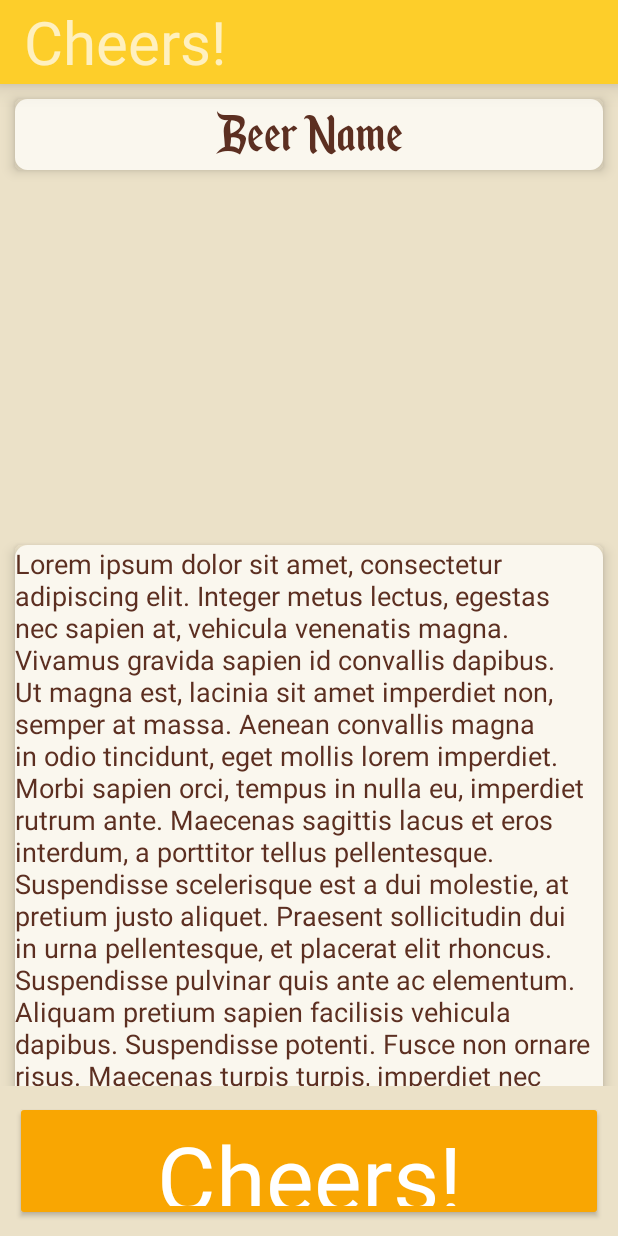
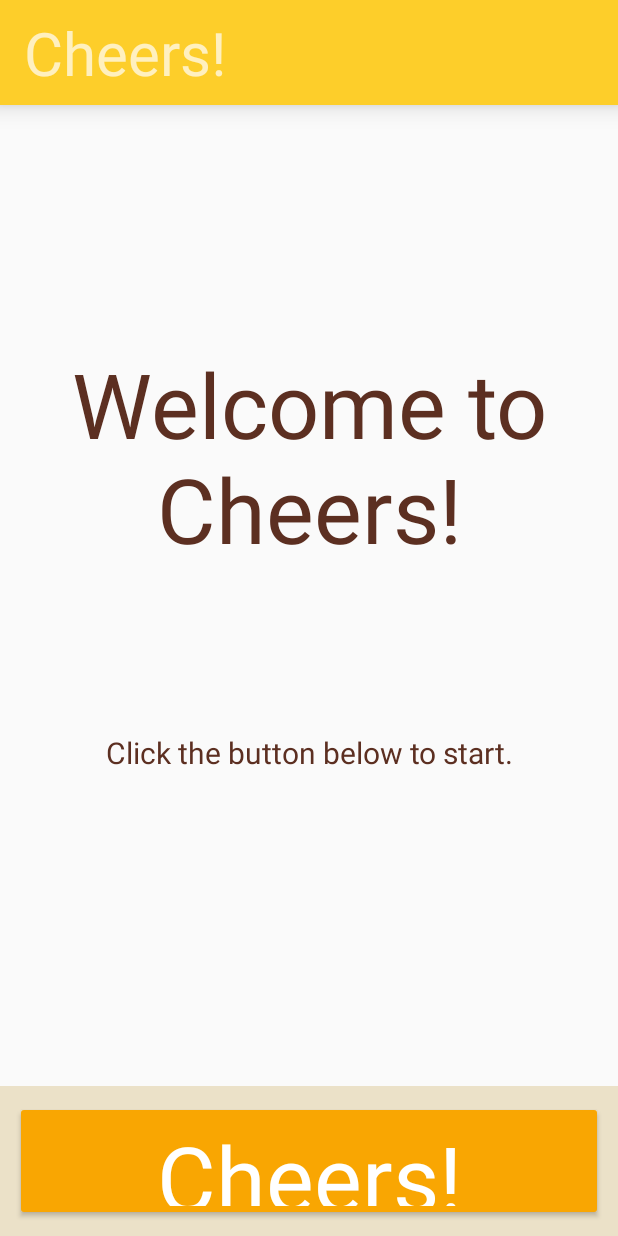
Before and after one commit to pajaritj/Cheers, an Android app: the screen it shows after launch (MainActivity), on a phone screen of 412 x 824 dp. Run offline under Robolectric (Android 15) with nearby library versions, the phone set to English and light mode, and no system bars; our stand-ins replace Picasso; pictures from the network do not load; 2 statements that could not run were skipped.

Commit message:
Layout Change

```diff
--- a/app/src/main/res/layout/activity_main.xml
+++ b/app/src/main/res/layout/activity_main.xml
@@ -7,7 +7,52 @@
     tools:context="cheers.pajaritj.cheers.MainActivity">
     <include
         android:id="@+id/toolbar"
-        layout="@layout/toolbar" />
+        layout="@layout/toolbar"
+        app:layout_constraintLeft_toLeftOf="parent"
+        app:layout_constraintRight_toRightOf="parent"
+        app:layout_constraintTop_toTopOf="parent"
+        android:layout_height="70dp"
+        android:layout_width="0dp" />
+    <TextView
+        android:id="@+id/welcome_text"
+        android:layout_width="0dp"
+        android:layout_height="wrap_content"
+        android:layout_marginTop="50dp"
+        android:layout_marginLeft="20dp"
+        android:layout_marginRight="20dp"
+        android:ems="10"
+        android:gravity="center"
+        android:text="@string/welcome"
+        android:textColor="@color/textColorPrimary"
+        android:textSize="@dimen/welcome_font_size"
+        android:elevation="@dimen/default_elevation"
+        android:visibility="visible"
+        android:textAppearance="@android:style/TextAppearance.Material.Medium"
+        app:layout_constraintLeft_toLeftOf="parent"
+        app:layout_constraintRight_toRightOf="parent"
+        app:layout_constraintTop_toBottomOf="@+id/toolbar"
+        app:layout_constraintBottom_toTopOf="@+id/instructions"
+        />
+    <TextView
+        android:id="@+id/instructions"
+        android:layout_width="0dp"
+        android:layout_height="wrap_content"
+        android:ems="10"
+        android:layout_marginBottom="200dp"
+        android:layout_marginLeft="20dp"
+        android:layout_marginRight="20dp"
+        android:gravity="center"
+        android:text="Click the button below to start."
+        android:textColor="@color/textColorPrimary"
+        android:textSize="20sp"
+        android:elevation="@dimen/default_elevation"
+        android:visibility="visible"
+        android:textAppearance="@android:style/TextAppearance.Material.Medium"
+        app:layout_constraintLeft_toLeftOf="parent"
+        app:layout_constraintRight_toRightOf="parent"
+        app:layout_constraintTop_toBottomOf="@+id/welcome_text"
+        app:layout_constraintBottom_toBottomOf="parent"
+        app:layout_constraintHorizontal_bias="0.0" />
 
     <ScrollView
         android:layout_width="0dp"
@@ -17,6 +62,7 @@
         app:layout_constraintLeft_toLeftOf="parent"
         app:layout_constraintTop_toBottomOf="@+id/toolbar"
         app:layout_constraintBottom_toTopOf="@+id/Footer"
+        android:visibility="invisible"
         android:id="@+id/Main_Body">
 
         <android.support.constraint.ConstraintLayout xmlns:android="http://schemas.android.com/apk/res/android"
@@ -27,7 +73,7 @@
 
             <TextView
                 android:id="@+id/Beer_Name"
-                android:layout_width="match_parent"
+                android:layout_width="0dp"
                 android:layout_height="wrap_content"
                 android:layout_margin="10dp"
                 android:ems="10"
@@ -58,7 +104,7 @@
 
             <TextView
                 android:id="@+id/Beer_Description"
-                android:layout_width="match_parent"
+                android:layout_width="0dp"
                 android:layout_height="wrap_content"
                 android:layout_margin="10dp"
                 android:ems="10"
@@ -83,7 +129,7 @@
         app:layout_constraintLeft_toLeftOf="parent"
         app:layout_constraintRight_toRightOf="parent"
         app:layout_constraintBottom_toBottomOf="parent"
-        app:layout_constraintTop_toBottomOf="@id/Main_Body">
+        app:layout_constraintTop_toBottomOf="@+id/Main_Body">
 
         <Button
             android:id="@+id/Cheers_Button"
```
